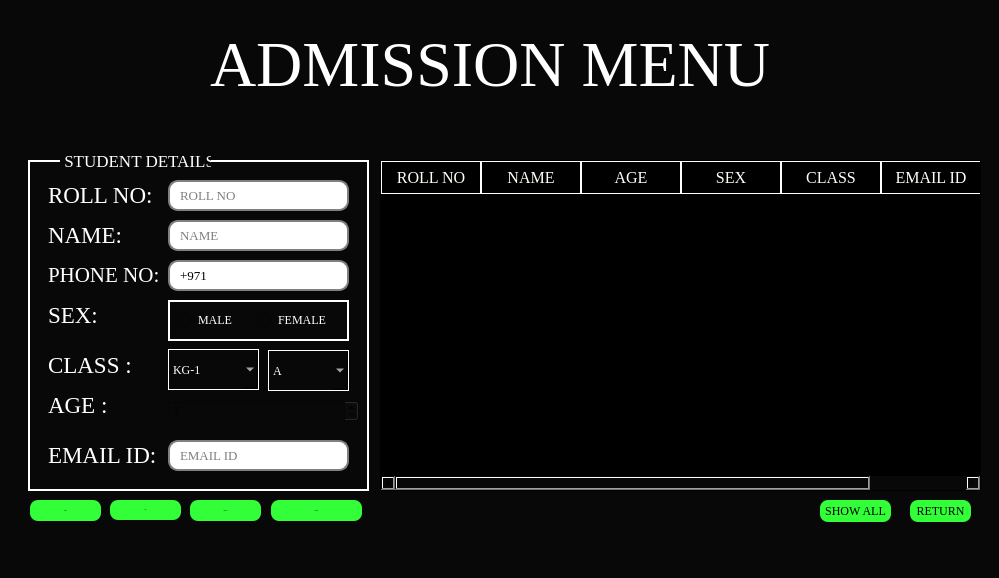
Naveed003/school_management_system_windows, file GUIs/admission_menu.ui: the form before one commit.
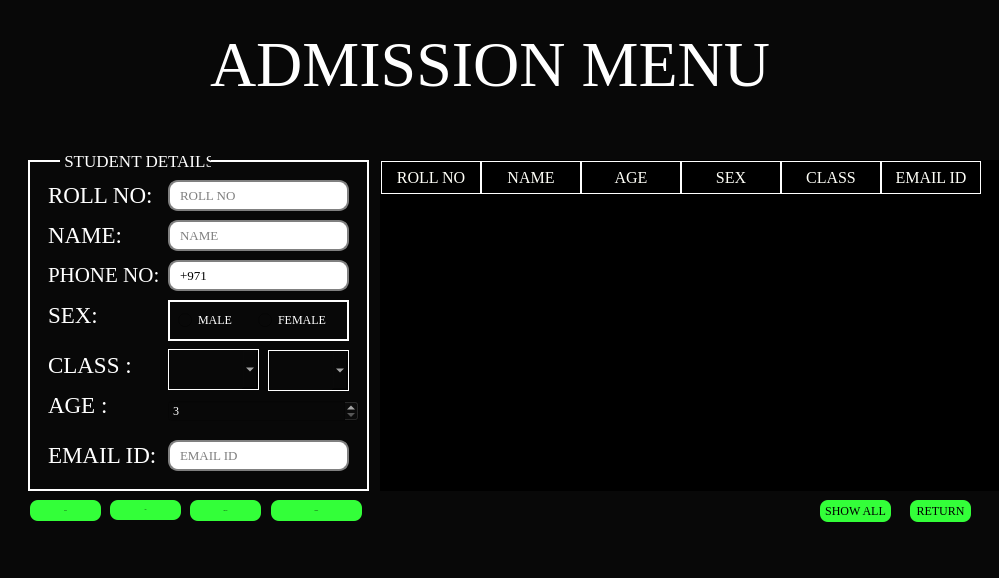
The form after the commit.

```diff
--- a/GUIs/admission_menu.ui
+++ b/GUIs/admission_menu.ui
@@ -24,7 +24,7 @@
      <rect>
       <x>380</x>
       <y>160</y>
-      <width>601</width>
+      <width>621</width>
       <height>331</height>
      </rect>
     </property>
@@ -450,6 +450,9 @@
        <family>Times New Roman</family>
       </font>
      </property>
+     <property name="styleSheet">
+      <string notr="true">color: white;</string>
+     </property>
      <property name="minimum">
       <number>3</number>
      </property>
@@ -611,6 +614,11 @@
 color: white
 </string>
      </property>
+     <item>
+      <property name="text">
+       <string/>
+      </property>
+     </item>
      <item>
       <property name="text">
        <string>A</string>
@@ -666,6 +674,11 @@
 color: white
 </string>
      </property>
+     <item>
+      <property name="text">
+       <string/>
+      </property>
+     </item>
      <item>
       <property name="text">
        <string>KG-1</string>
```
